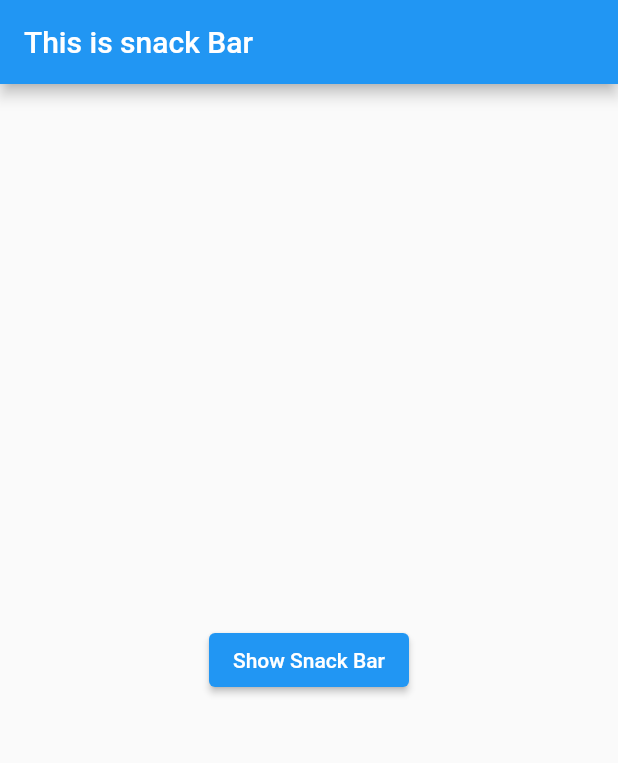
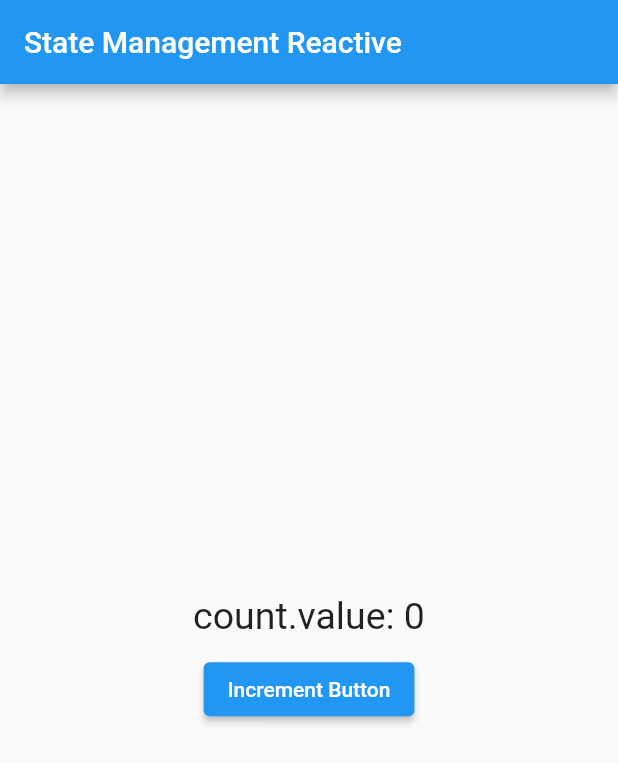
Before and after one commit to tarunchauhan97/flutter-getx-basics, a Flutter app: the screen it shows after launch, on a phone screen of 412 x 824 dp. Shown: the top 763 px of the screen. Run offline on Flutter 3.47's test engine with Material 2 defaults, Android fonts, the phone set to English and light mode, and no system bars; our stand-ins replace get.

Commit message:
8 Obx increment buttn

```diff
--- a/lib/main.dart
+++ b/lib/main.dart
@@ -2,30 +2,40 @@ import 'package:flutter/material.dart';
 import 'package:get/get.dart';
 
 void main() {
-  runApp(const MyApp());
+  runApp(MyApp());
 }
 
 class MyApp extends StatelessWidget {
-  const MyApp({Key? key}) : super(key: key);
+  //const MyApp({Key? key}) : super(key: key);
+  var count = 0.obs;
+
+  void increment() {
+    count++;
+  }
 
   @override
   Widget build(BuildContext context) {
     return GetMaterialApp(
-      title: 'Snack Bar',
+      title: 'State Management Reactive',
       home: Scaffold(
         appBar: AppBar(
-          title: Text('This is snack Bar '),
+          title: Text('State Management Reactive'),
         ),
         body: Center(
           child: Column(
             mainAxisAlignment: MainAxisAlignment.center,
             crossAxisAlignment: CrossAxisAlignment.center,
             children: [
+              Obx(() => Text(
+                    "count.value: ${count}",
+                    style: TextStyle(fontSize: 25),
+                  )),
+              SizedBox(height: 10),
               ElevatedButton(
                 onPressed: () {
-                  Get.snackbar("Its Snack Bar GetX", "Hello SnackBar");
+                  increment();
                 },
-                child: Text("Show Snack Bar"),
+                child: Text("Increment Button"),
               ),
             ],
           ),
```
